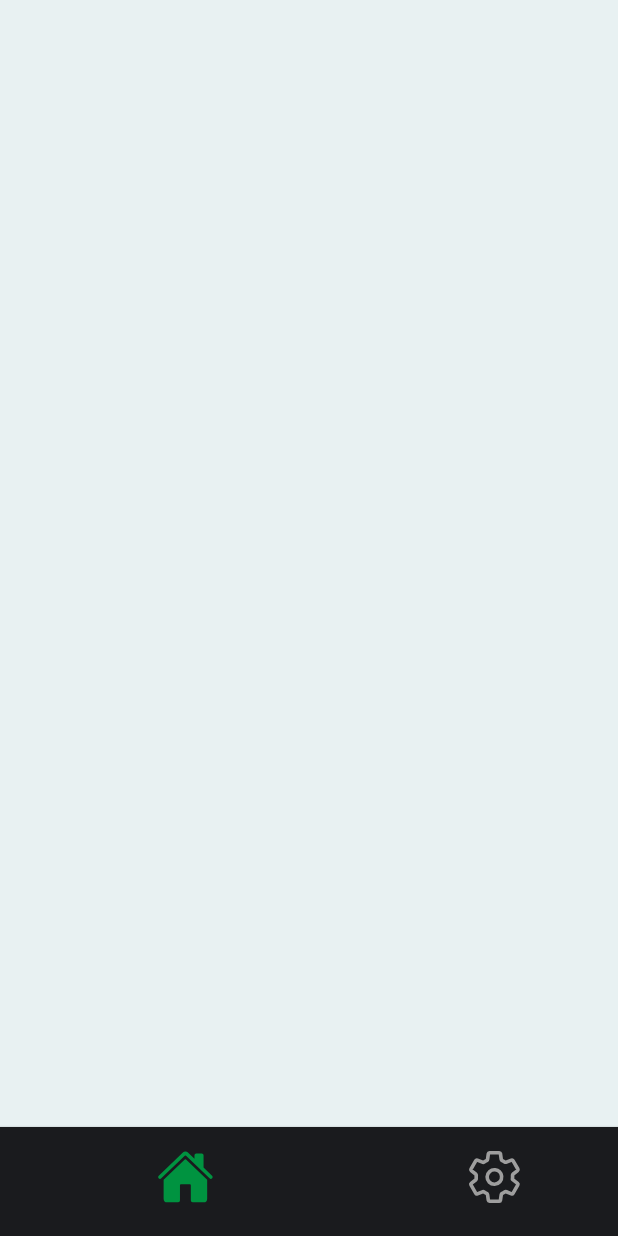
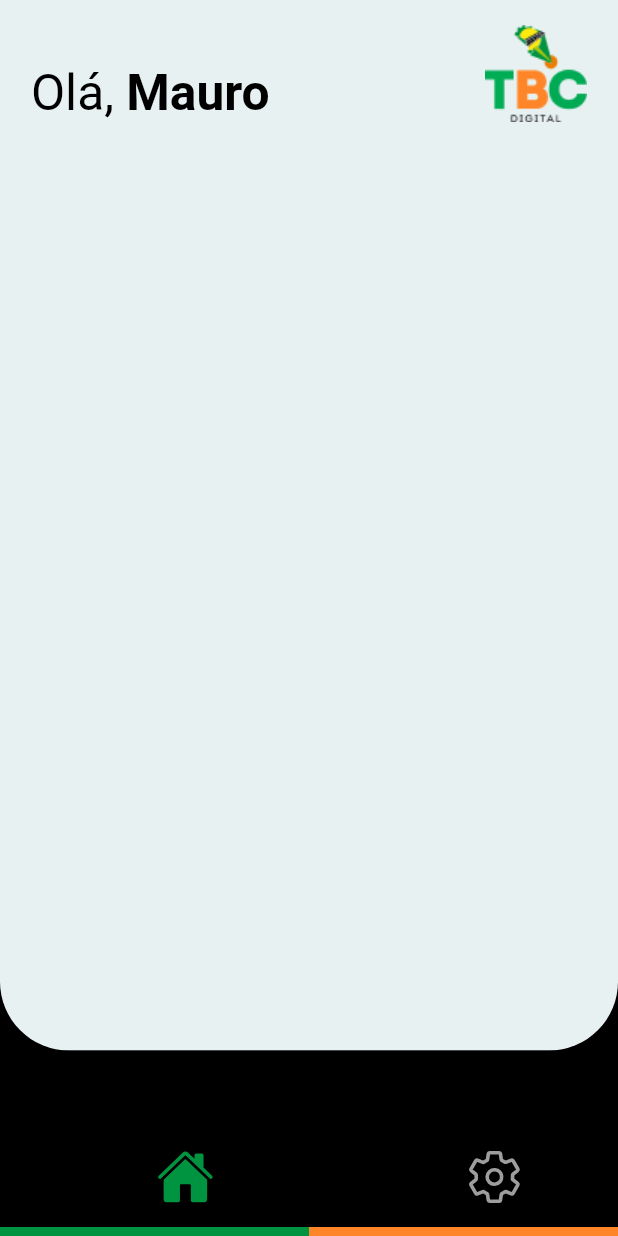
Before and after one commit to renatorv/teste, a Flutter app: the screen it shows after launch, on a phone screen of 412 x 824 dp. Run offline on Flutter 3.47's test engine with Material 3 defaults, Android fonts, the phone set to English and light mode, and no system bars; our stand-ins replace flutter_vector_icons, get; Roboto replaces fonts that are missing (Sarpanch).

Commit message:
Desenhada tela home

```diff
--- a/lib/app/core/ui/temas.dart
+++ b/lib/app/core/ui/temas.dart
@@ -5,13 +5,15 @@ const kSecondary = Color(0xFFFF8628);
 const kBackgroundLight = Color(0xFFe8f1f2);
 const kBackgroundDark = Color(0xFF272932);
 const kDark = Color(0xFF1a1b1e);
+const kOffWhite = Color(0xffF3F4F8);
+const kOffBlack = Color(0xFF000000);
 
 class Temas {
   Temas._();
-    // Tema Light
+  // Tema Light
   static final lightTheme = ThemeData.light().copyWith(
     splashColor: Colors.transparent,
-    scaffoldBackgroundColor: kBackgroundLight,
+    scaffoldBackgroundColor: kOffBlack,
     textTheme: ThemeData.light().textTheme.apply(
           fontFamily: 'Sarpanch',
           bodyColor: Colors.black,
@@ -25,7 +27,7 @@ class Temas {
   // Tema Dark
   static final darkTheme = ThemeData.dark().copyWith(
     splashColor: Colors.transparent,
-    scaffoldBackgroundColor: kBackgroundDark,
+    scaffoldBackgroundColor: kOffBlack,
     textTheme: ThemeData.light().textTheme.apply(
           fontFamily: 'Sarpanch',
           bodyColor: Colors.white,
--- a/lib/app/entrypoint.dart
+++ b/lib/app/entrypoint.dart
@@ -22,27 +22,27 @@ class MainScreen extends StatelessWidget {
     final controller = Get.put(EntrypointController());
     return Obx(
       () => Scaffold(
-        // bottomSheet: Container(
-        //   height: 6,
-        //   decoration: const BoxDecoration(
-        //     gradient: LinearGradient(
-        //       begin: Alignment.centerLeft,
-        //       end: Alignment.centerRight,
-        //       stops: [0.5, 0],
-        //       colors: [
-        //         kPrimary,
-        //         kSecondary,
-        //       ],
-        //     ),
-        //   ),
-        // ),
+        bottomSheet: Container(
+        height: 6,
+        decoration: const BoxDecoration(
+          gradient: LinearGradient(
+            begin: Alignment.centerLeft,
+            end: Alignment.centerRight,
+            stops: [0.5, 0],
+            colors: [
+              kPrimary,
+              kSecondary,
+            ],
+          ),
+        ),
+      ),
         body: Stack(
           children: [
             pageList[controller.tabIndex],
             Align(
               alignment: Alignment.bottomCenter,
               child: Theme(
-                data: Theme.of(context).copyWith(canvasColor: kDark),
+                data: Theme.of(context).copyWith(canvasColor: kOffBlack),
                 child: BottomNavigationBar(
                   type: BottomNavigationBarType.shifting,
                   elevation: 2,
@@ -78,75 +78,3 @@ class MainScreen extends StatelessWidget {
     );
   }
 }
-
-
-
-// // ignore_for_file: must_be_immutable
-// import 'package:flutter/material.dart';
-// import 'package:foodly/constants/constants.dart';
-// import 'package:foodly/controllers/tab_index_controller.dart';
-// import 'package:foodly/views/cart/cart_page.dart';
-// import 'package:foodly/views/home/home_page.dart';
-// import 'package:foodly/views/profile/profile_page.dart';
-// import 'package:foodly/views/search/search_page.dart';
-// import 'package:get/get.dart';
-// import 'package:flutter_vector_icons/flutter_vector_icons.dart';
-
-// class MainScreen extends StatelessWidget {
-//   MainScreen({super.key});
-
-//   List<Widget> pageList = const [
-//     HomePage(),
-//     SearchPage(),
-//     CartPage(),
-//     ProfilePage(),
-//   ];
-
-//   @override
-//   Widget build(BuildContext context) {
-//     final controller = Get.put(TabIndexController());
-//     return Obx(
-//       () => Scaffold(
-//         body: Stack(
-//           children: [
-//             pageList[controller.tabIndex],
-//             Align(
-//               alignment: Alignment.bottomCenter,
-//               child: Theme(
-//                 data: Theme.of(context).copyWith(canvasColor: kPrimary),
-//                 child: BottomNavigationBar(
-//                   showSelectedLabels: false,
-//                   showUnselectedLabels: false,
-//                   unselectedIconTheme: const IconThemeData(color: Colors.black38),
-//                   selectedIconTheme: const IconThemeData(color: kSecondary),
-//                   onTap: (value) {
-//                     controller.setTabIndex = value;
-//                   },
-//                   currentIndex: controller.tabIndex,
-//                   items: [
-//                     BottomNavigationBarItem(
-//                       icon: controller.tabIndex == 0 ? const Icon(AntDesign.appstore1) : const Icon(AntDesign.appstore_o),
-//                       label: 'Home',
-//                     ),
-//                     const BottomNavigationBarItem(icon: Icon(Icons.search), label: 'Search'),
-//                     const BottomNavigationBarItem(
-//                       icon: Badge(
-//                         label: Text('1'),
-//                         child: Icon(FontAwesome.opencart),
-//                       ),
-//                       label: 'Cart',
-//                     ),
-//                     BottomNavigationBarItem(
-//                       icon: controller.tabIndex == 3 ? const Icon(FontAwesome.user_circle) : const Icon(FontAwesome.user_circle_o),
-//                       label: 'Profile',
-//                     ),
-//                   ],
-//                 ),
-//               ),
-//             ),
-//           ],
-//         ),
-//       ),
-//     );
-//   }
-// }
--- a/lib/app/modules/entrypoint/home/home_page.dart
+++ b/lib/app/modules/entrypoint/home/home_page.dart
@@ -1,5 +1,8 @@
 import 'package:get/get.dart';
 import 'package:flutter/material.dart';
+import 'package:teste/app/core/ui/temas.dart';
+import 'package:teste/common/custom_container.dart';
+import '../../../core/utils/responsive.dart';
 import './home_controller.dart';
 
 class HomePage extends GetView<HomeController> {
@@ -8,11 +11,43 @@ class HomePage extends GetView<HomeController> {
 
   @override
   Widget build(BuildContext context) {
+    Responsive responsive = Responsive(context);
     return Scaffold(
-      // appBar: AppBar(
-      //   title: const Text('Home Page'),
-      // ),
-      body: Container(),
+
+      body: SafeArea(
+        child: CustomContainer(
+          containerContent: Column(
+            children: [
+              Row(
+                mainAxisAlignment: MainAxisAlignment.spaceBetween,
+                crossAxisAlignment: CrossAxisAlignment.end,
+                children: [
+                  RichText(
+                    text: TextSpan(
+                      text: 'Olá, ',
+                      style: TextStyle(
+                        color: Theme.of(context).brightness == Brightness.light ? kOffBlack : kOffWhite,
+                        fontSize: responsive.dp(3.6),
+                      ),
+                      children: const [
+                        TextSpan(
+                          text: 'Mauro',
+                          style: TextStyle(
+                            fontWeight: FontWeight.bold,
+                          ),
+                        ),
+                      ],
+                    ),
+                  ),
+                  Theme.of(context).brightness == Brightness.light
+                      ? Image.asset('assets/images/logo_preta.png')
+                      : Image.asset('assets/images/logo_branca.png'),
+                ],
+              )
+            ],
+          ),
+        ),
+      ),
     );
   }
 }
--- a/lib/app/modules/entrypoint/settings/settings_page.dart
+++ b/lib/app/modules/entrypoint/settings/settings_page.dart
@@ -1,17 +1,22 @@
 import 'package:get/get.dart';
 import 'package:flutter/material.dart';
+import '../../../../common/custom_container.dart';
 import './settings_controller.dart';
 
 class SettingsPage extends GetView<SettingsController> {
-
   const SettingsPage({Key? key}) : super(key: key);
   static const String ROUTE_PAGE = '/setttings';
 
   @override
   Widget build(BuildContext context) {
     return Scaffold(
-            appBar: AppBar(title: const Text('Settings Page'),),
-            body: Container(),
+      body: SafeArea(
+        child: CustomContainer(
+          containerContent: const Center(
+            child: Text('Settings'),
+          ),
+        ),
+      ),
     );
   }
 }
--- a/lib/common/constants/constants.dart
+++ b/lib/common/constants/constants.dart
@@ -1,6 +1,5 @@
 import 'dart:ui';
 
-import 'package:flutter_screenutil/flutter_screenutil.dart';
 String googleApiKey = '';
 
 const kPrimary = Color(0xFF30b9b2);
@@ -16,8 +15,5 @@ const kDark = Color(0xff000000);
 const kRed = Color(0xffe81e4d);
 const kOffWhite = Color(0xffF3F4F8);
 
-double height = 825.h;
-double width = 375.w;
-
 
 const String appBaseUrl = "http://localhost:6003";
--- /dev/null
+++ b/lib/common/custom_container.dart
@@ -0,0 +1,34 @@
+// ignore_for_file: must_be_immutable
+
+import 'package:flutter/material.dart';
+import 'package:teste/app/core/ui/temas.dart';
+import '../app/core/utils/responsive.dart';
+
+class CustomContainer extends StatelessWidget {
+  CustomContainer({super.key, required this.containerContent});
+
+  Widget containerContent;
+
+  @override
+  Widget build(BuildContext context) {
+    Responsive responsive = Responsive(context);
+    return SizedBox(
+      height: MediaQuery.of(context).size.height * .85,
+      width: responsive.width,
+      child: ClipRRect(
+        borderRadius: BorderRadius.only(
+          bottomLeft: Radius.circular(responsive.dp(5)),
+          bottomRight: Radius.circular(responsive.dp(5)),
+        ),
+        child: Container(
+          padding: EdgeInsets.only(top: responsive.hp(2), left: responsive.hp(2.5), right: responsive.hp(2.5)),
+          width: responsive.width,
+          color: Theme.of(context).brightness == Brightness.light ? kBackgroundLight : kBackgroundDark,
+          child: SingleChildScrollView(
+            child: containerContent,
+          ),
+        ),
+      ),
+    );
+  }
+}
--- a/pubspec.yaml
+++ b/pubspec.yaml
@@ -39,7 +39,7 @@ dependencies:
   flutter_polyline_points: ^2.0.0
   geolocator: ^7.0.3
   geocoding: ^2.0.0
-  flutter_screenutil: ^5.9.0
+  # flutter_screenutil: ^5.9.0
   google_fonts: ^6.1.0
   provider: ^6.1.1
   get: ^4.6.6
```
Also changed, not shown: assets/images/logo_branca.png (added), assets/images/logo_preta.png (added), 3 other files. Lines whose indentation alone changed are shown as unchanged.
